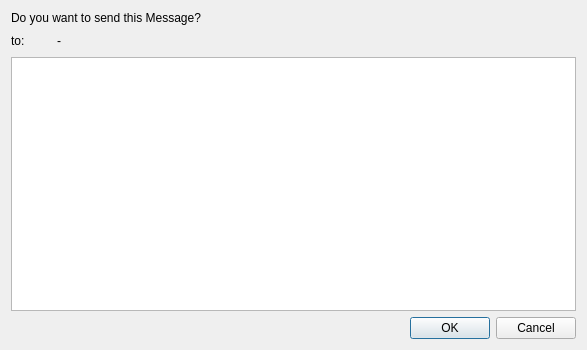
Old version of the form mailcontent.ui in the repository wangrui927/Qinvoice.
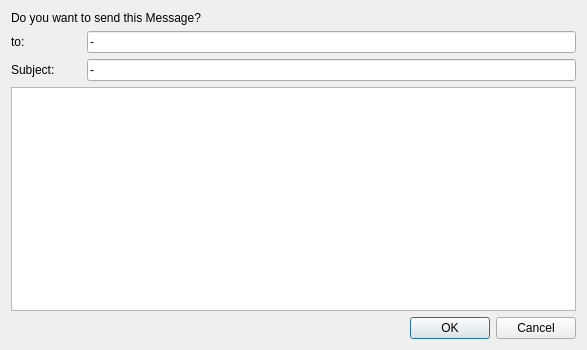
New version of the form.

Diff of the .ui file:
```diff
--- a/mailcontent.ui
+++ b/mailcontent.ui
@@ -19,7 +19,7 @@
   <property name="windowTitle">
    <string>Mail</string>
   </property>
-  <layout class="QVBoxLayout" name="verticalLayout_2">
+  <layout class="QHBoxLayout" name="horizontalLayout_3">
    <item>
     <layout class="QVBoxLayout" name="verticalLayout">
      <item>
@@ -33,9 +33,15 @@
       <layout class="QHBoxLayout" name="horizontalLayout">
        <item>
         <widget class="QLabel" name="label">
+         <property name="minimumSize">
+          <size>
+           <width>50</width>
+           <height>0</height>
+          </size>
+         </property>
          <property name="maximumSize">
           <size>
-           <width>20</width>
+           <width>50</width>
            <height>16777215</height>
           </size>
          </property>
@@ -61,7 +67,62 @@
         </spacer>
        </item>
        <item>
-        <widget class="QLabel" name="toCustomer">
+        <widget class="QLineEdit" name="toCustomer">
+         <property name="enabled">
+          <bool>true</bool>
+         </property>
+         <property name="text">
+          <string>-</string>
+         </property>
+        </widget>
+       </item>
+      </layout>
+     </item>
+     <item>
+      <layout class="QHBoxLayout" name="horizontalLayout_2">
+       <item>
+        <widget class="QLabel" name="label_2">
+         <property name="sizePolicy">
+          <sizepolicy hsizetype="Preferred" vsizetype="Preferred">
+           <horstretch>0</horstretch>
+           <verstretch>0</verstretch>
+          </sizepolicy>
+         </property>
+         <property name="minimumSize">
+          <size>
+           <width>50</width>
+           <height>0</height>
+          </size>
+         </property>
+         <property name="maximumSize">
+          <size>
+           <width>50</width>
+           <height>16777215</height>
+          </size>
+         </property>
+         <property name="text">
+          <string>Subject:</string>
+         </property>
+        </widget>
+       </item>
+       <item>
+        <spacer name="horizontalSpacer_2">
+         <property name="orientation">
+          <enum>Qt::Horizontal</enum>
+         </property>
+         <property name="sizeType">
+          <enum>QSizePolicy::Fixed</enum>
+         </property>
+         <property name="sizeHint" stdset="0">
+          <size>
+           <width>20</width>
+           <height>20</height>
+          </size>
+         </property>
+        </spacer>
+       </item>
+       <item>
+        <widget class="QLineEdit" name="SubjectContent">
          <property name="text">
           <string>-</string>
          </property>
```
